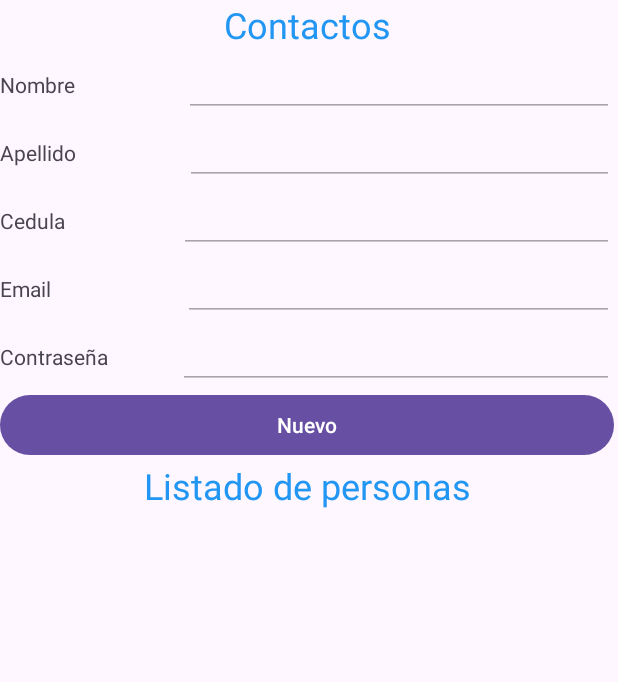
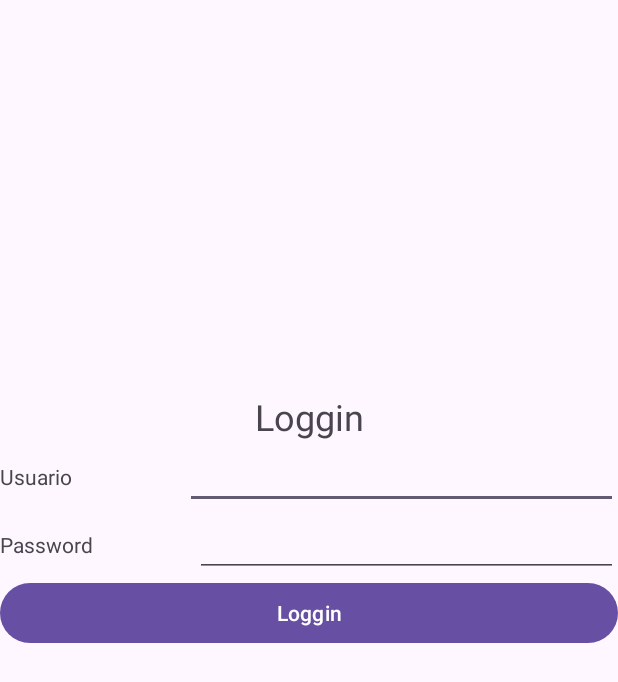
Before and after one commit to ioancallay/Contactos, an Android app: the screen it shows after launch (MainActivity before the commit, loggin after it), on a phone screen of 412 x 824 dp. Shown: the top 682 px of the screen. Run offline under Robolectric (Android 15) with nearby library versions, the phone set to English and light mode, and no system bars; our stand-ins replace Volley.

Commit message:
suprimir lineas

```diff
--- a/app/src/main/java/com/example/contactos/MainActivity.kt
+++ b/app/src/main/java/com/example/contactos/MainActivity.kt
@@ -291,7 +291,6 @@ class MainActivity : AppCompatActivity() {
     }
 
     private fun editar(codigo:String){
-        //val apis = "http://10.0.2.2/ws_agenda/persona.php"
         txtCodigo.setText(codigo)
         val campos = JSONObject()
         campos.put("accion", "dato")
@@ -326,7 +325,6 @@ class MainActivity : AppCompatActivity() {
     }
 
     private fun insertar(){
-        //val apis = "http://10.0.2.2/ws_agenda/persona.php"
         val campos = JSONObject()
         campos.put("accion", "insertar")
         campos.put("nombre", txtNombre.text.toString())
--- /dev/null
+++ b/app/src/main/java/com/example/contactos/loggin.kt
@@ -0,0 +1,88 @@
+package com.example.contactos
+
+import android.os.Bundle
+import android.widget.Button
+import android.widget.EditText
+import android.widget.Toast
+import androidx.activity.enableEdgeToEdge
+import androidx.appcompat.app.AppCompatActivity
+import androidx.core.view.ViewCompat
+import androidx.core.view.WindowInsetsCompat
+import com.android.volley.Response
+import com.android.volley.toolbox.JsonObjectRequest
+import com.android.volley.toolbox.Volley
+import org.json.JSONObject
+import com.android.volley.Request
+import org.json.JSONException
+
+class loggin : AppCompatActivity() {
+
+    lateinit var txtUsuario: EditText
+    lateinit var txtPasswd: EditText
+    lateinit var btnLogin: Button
+
+    val apis:String = "https://agenda.ioasystem.com/loggin.php"
+
+    override fun onCreate(savedInstanceState: Bundle?) {
+        super.onCreate(savedInstanceState)
+        enableEdgeToEdge()
+        setContentView(R.layout.activity_loggin)
+        ViewCompat.setOnApplyWindowInsetsListener(findViewById(R.id.main)) { v, insets ->
+            val systemBars = insets.getInsets(WindowInsetsCompat.Type.systemBars())
+            v.setPadding(systemBars.left, systemBars.top, systemBars.right, systemBars.bottom)
+            insets
+        }
+
+        mapeo()
+
+        btnLogin.setOnClickListener {
+            when{
+                txtUsuario.text.isEmpty()->{
+                    Toast.makeText(applicationContext, "Ingrese un usuario", Toast.LENGTH_SHORT).show()
+                }
+                txtPasswd.text.isEmpty()->{
+                    Toast.makeText(applicationContext, "Ingrese la contraseña", Toast.LENGTH_SHORT).show()
+                }
+                else->{
+                    check_loggin(txtUsuario.text.toString(), txtPasswd.text.toString())
+                }
+            }
+        }
+    }
+
+    fun mapeo(){
+        txtUsuario = findViewById(R.id.txt_usuario)
+        txtPasswd = findViewById(R.id.txt_passwd)
+        btnLogin = findViewById(R.id.btn_login)
+    }
+
+    private fun check_loggin(email: String, passwd:String){
+        val campos = JSONObject()
+        campos.put("accion", "login")
+        campos.put("email", email)
+        campos.put("password", passwd)
+
+        val rq = Volley.newRequestQueue(this)
+        val jsoresp = JsonObjectRequest(Request.Method.POST, apis, campos,
+        {
+            s->
+            try {
+                val obj = (s)
+                if (obj.getBoolean("estado")){
+                    val array = obj.getJSONArray("data")
+                    val dato = array.getJSONObject(0)
+                    Toast.makeText(applicationContext, obj.getString("response"), Toast.LENGTH_SHORT).show()
+
+                } else {
+                    Toast.makeText(applicationContext, obj.getString("response"), Toast.LENGTH_SHORT).show()
+                }
+            } catch (e: JSONException){
+                Toast.makeText(applicationContext, e.toString(), Toast.LENGTH_SHORT).show()
+            }
+
+        }, {
+            volleyError-> Toast.makeText(applicationContext, volleyError.message, Toast.LENGTH_SHORT).show()
+        })
+        rq.add(jsoresp)
+    }
+}
--- /dev/null
+++ b/app/src/main/res/layout/activity_loggin.xml
@@ -0,0 +1,93 @@
+<?xml version="1.0" encoding="utf-8"?>
+<androidx.constraintlayout.widget.ConstraintLayout xmlns:android="http://schemas.android.com/apk/res/android"
+    xmlns:app="http://schemas.android.com/apk/res-auto"
+    xmlns:tools="http://schemas.android.com/tools"
+    android:id="@+id/main"
+    android:layout_width="match_parent"
+    android:layout_height="match_parent"
+    tools:context=".loggin">
+
+    <LinearLayout
+        android:layout_width="match_parent"
+        android:layout_height="wrap_content"
+        android:orientation="vertical">
+
+        <TextView
+            android:id="@+id/textView18"
+            android:layout_width="match_parent"
+            android:layout_height="261dp" />
+
+        <LinearLayout
+            android:layout_width="match_parent"
+            android:layout_height="match_parent"
+            android:orientation="horizontal">
+
+            <TextView
+                android:id="@+id/textView21"
+                android:layout_width="match_parent"
+                android:layout_height="wrap_content"
+                android:layout_weight="1"
+                android:text="@string/lbl_loggin"
+                android:textAlignment="center"
+                android:textSize="24sp" />
+        </LinearLayout>
+
+        <LinearLayout
+            android:layout_width="match_parent"
+            android:layout_height="wrap_content"
+            android:orientation="horizontal">
+
+            <TextView
+                android:id="@+id/textView23"
+                android:layout_width="wrap_content"
+                android:layout_height="wrap_content"
+                android:layout_weight="1"
+                android:text="@string/lbl_usuario" />
+
+            <EditText
+                android:id="@+id/txt_usuario"
+                android:layout_width="wrap_content"
+                android:layout_height="wrap_content"
+                android:layout_weight="1"
+                android:ems="10"
+                android:inputType="text" />
+        </LinearLayout>
+
+        <LinearLayout
+            android:layout_width="match_parent"
+            android:layout_height="wrap_content"
+            android:orientation="horizontal">
+
+            <TextView
+                android:id="@+id/textView24"
+                android:layout_width="wrap_content"
+                android:layout_height="wrap_content"
+                android:layout_weight="1"
+                android:text="@string/lbl_password" />
+
+            <EditText
+                android:id="@+id/txt_passwd"
+                android:layout_width="wrap_content"
+                android:layout_height="wrap_content"
+                android:layout_weight="1"
+                android:ems="10"
+                android:inputType="textPassword" />
+
+        </LinearLayout>
+
+        <LinearLayout
+            android:layout_width="match_parent"
+            android:layout_height="wrap_content"
+            android:orientation="horizontal">
+
+            <Button
+                android:id="@+id/btn_login"
+                android:layout_width="wrap_content"
+                android:layout_height="wrap_content"
+                android:layout_weight="1"
+                android:text="@string/btn_loggin" />
+        </LinearLayout>
+
+    </LinearLayout>
+
+</androidx.constraintlayout.widget.ConstraintLayout>
--- a/app/src/main/res/layout/activity_main.xml
+++ b/app/src/main/res/layout/activity_main.xml
@@ -49,7 +49,7 @@
                 android:layout_width="wrap_content"
                 android:layout_height="wrap_content"
                 android:layout_weight="1"
-                android:text="Nombre"
+                android:text="@string/lbl_nombre"
                 android:textAlignment="inherit" />
 
             <EditText
@@ -71,7 +71,7 @@
                 android:layout_width="wrap_content"
                 android:layout_height="wrap_content"
                 android:layout_weight="1"
-                android:text="Apellido"
+                android:text="@string/lbl_apellido"
                 android:textAlignment="inherit" />
 
             <EditText
@@ -93,7 +93,7 @@
                 android:layout_width="wrap_content"
                 android:layout_height="wrap_content"
                 android:layout_weight="1"
-                android:text="Cedula"
+                android:text="@string/lbl_cedula"
                 android:textAlignment="inherit" />
 
             <EditText
@@ -115,7 +115,7 @@
                 android:layout_width="48dp"
                 android:layout_height="wrap_content"
                 android:layout_weight="1"
-                android:text="Email"
+                android:text="@string/lbl_email"
                 android:textAlignment="inherit" />
 
             <EditText
@@ -137,7 +137,7 @@
                 android:layout_width="42dp"
                 android:layout_height="wrap_content"
                 android:layout_weight="1"
-                android:text="Contraseña"
+                android:text="@string/lbl_password"
                 android:textAlignment="inherit" />
 
             <EditText
--- a/app/src/main/res/values/strings.xml
+++ b/app/src/main/res/values/strings.xml
@@ -1,3 +1,16 @@
 <resources>
     <string name="app_name">Contactos</string>
+    <string name="lbl_nombre">Nombre</string>
+    <string name="lbl_apellido">Apellido</string>
+    <string name="lbl_cedula">Cedula</string>
+    <string name="lbl_email">Email</string>
+    <string name="lbl_password">Password</string>
+    <string name="btn_nuevo">Nuevo</string>
+    <string name="btn_guardar">Guardar</string>
+    <string name="btn_editar">Editar</string>
+    <string name="btn_borrar">Borrar</string>
+    <string name="btn_cancelar">Cancelar</string>
+    <string name="btn_loggin">Loggin</string>
+    <string name="lbl_usuario">Usuario</string>
+    <string name="lbl_loggin">Loggin</string>
 </resources>
```
Also changed, not shown: app/src/main/AndroidManifest.xml (+12 -8 lines).
